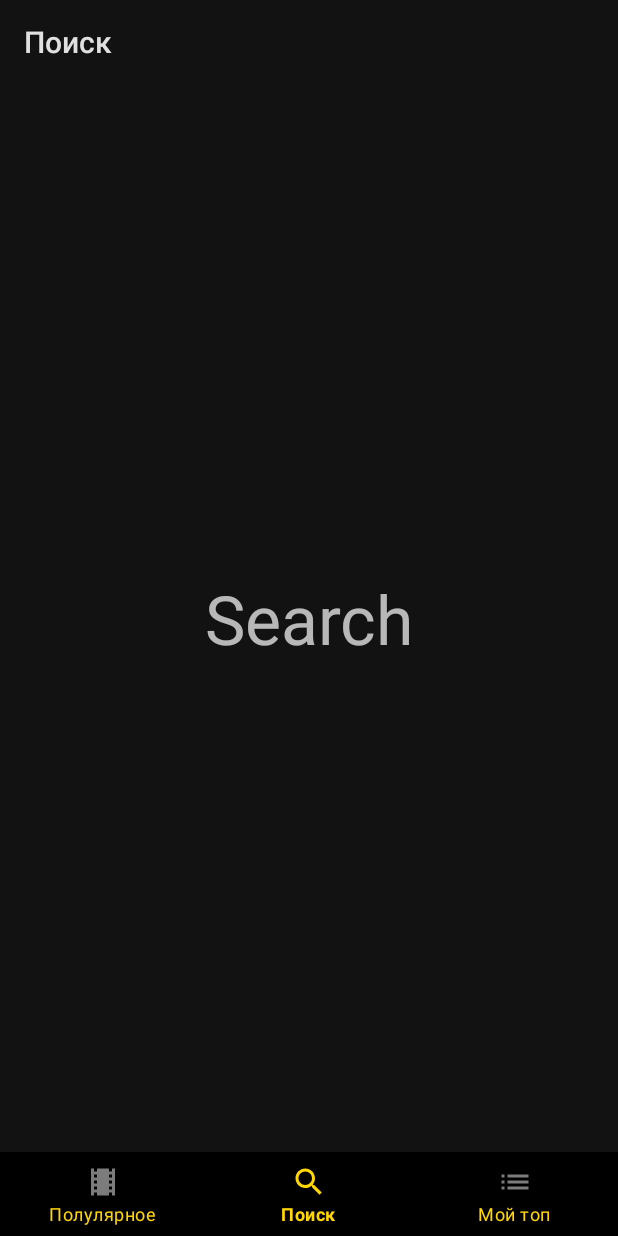
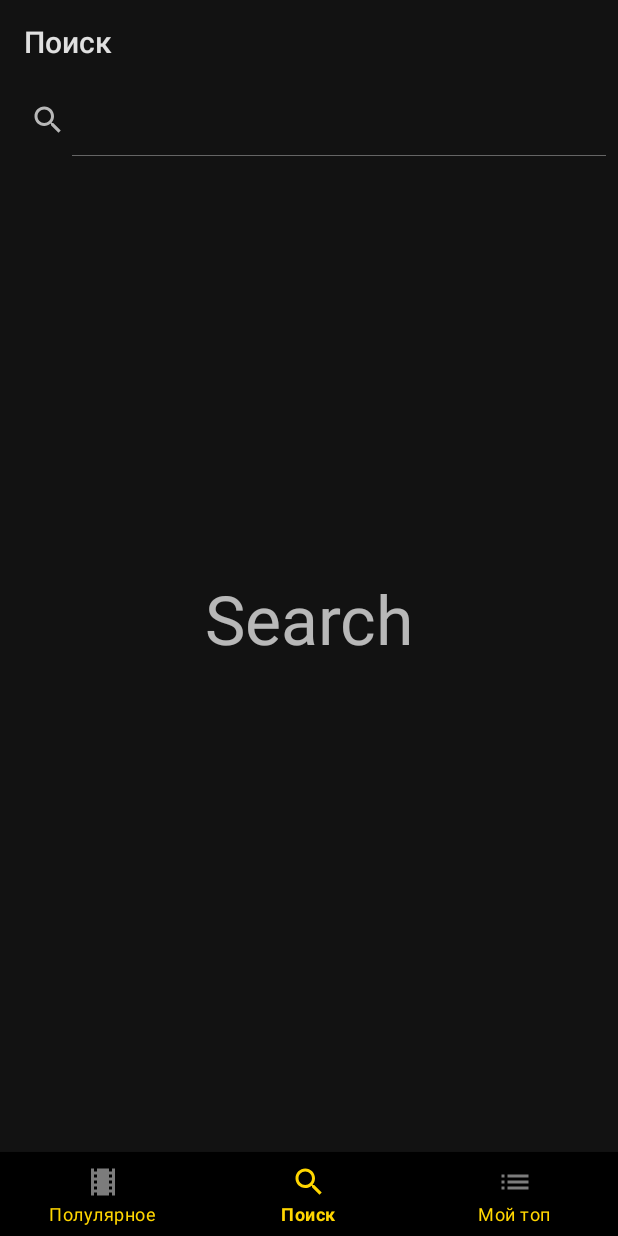
Before and after one commit to antonfcss/YML, an Android app: the SearchFragment screen opened through its navigation route, on a phone screen of 412 x 824 dp. Run offline under Robolectric (Android 15) with nearby library versions, the light colour scheme and no system bars; our stand-ins replace Dagger/Hilt's generated code, Picasso, navigation-ui; pictures from the network do not load.

Commit message:
CLEANING CODE

```diff
--- a/app/src/main/java/com/example/yml/data/popular/Doc.kt
+++ b/app/src/main/java/com/example/yml/data/popular/Doc.kt
@@ -1,12 +1,14 @@
 package com.example.yml.data.popular
 
+import com.google.gson.annotations.SerializedName
+
 data class Doc(
-    val alternativeName: String,
     val description: String,
     val id: Int,
     val movieLength: Int,
     val name: String,
-    val poster: Poster,
+    @SerializedName("poster")
+    val posterApiModel: PosterApiModel,
     val rating: Rating,
     val year: Int
 )
--- a/app/src/main/java/com/example/yml/data/popular/PopularRepository.kt
+++ b/app/src/main/java/com/example/yml/data/popular/PopularRepository.kt
@@ -8,7 +8,7 @@ import kotlinx.coroutines.flow.flow
 import javax.inject.Inject
 
 // Репозиторий где мы работаем с описанымми запросами из RetrofitApi.
-// Чтобы их получить мы провайдем интерфейс RetrofitApi с помощью @Inject constructor.
+// Чтобы их получить мы провайдем интерфейс PopularApi с помощью @Inject constructor.
 // Благодаря этому у нас видны все методы интерфейса. Flow класс Coroutines, который описывает поток
 // emit то что мы прокидываем в Flow
 class PopularRepository @Inject constructor(
@@ -26,7 +26,7 @@ class PopularRepository @Inject constructor(
                         it.year,
                         it.rating.imdb,
                         it.rating.kp,
-                        getImageFromRemote(it.poster.url)
+                        getImageFromRemote(it.posterApiModel.url)
                     )
                 )
             }
--- a/app/src/main/java/com/example/yml/data/popular/Poster.kt
+++ b/app/src/main/java/com/example/yml/data/popular/PosterApiModel.kt
@@ -1,5 +1,5 @@
 package com.example.yml.data.popular
 
-data class Poster(
+data class PosterApiModel(
     val url: String
 )
--- a/app/src/main/res/layout/fragment_about_movie.xml
+++ b/app/src/main/res/layout/fragment_about_movie.xml
@@ -25,7 +25,7 @@
         android:layout_width="wrap_content"
         android:layout_height="wrap_content"
         android:layout_marginTop="10dp"
-        android:textAppearance="@style/TextAppearance.MaterialComponents.Headline4"
+        android:textAppearance="@style/TextAppearance.MaterialComponents.Headline5"
         android:textColor="@color/white"
         app:layout_constrainedWidth="true"
         app:layout_constraintEnd_toEndOf="parent"
--- a/app/src/main/res/layout/fragment_search.xml
+++ b/app/src/main/res/layout/fragment_search.xml
@@ -15,4 +15,13 @@
         app:layout_constraintStart_toStartOf="parent"
         app:layout_constraintTop_toTopOf="parent" />
 
+    <SearchView
+        android:layout_width="0dp"
+        android:layout_height="wrap_content"
+        android:iconifiedByDefault="false"
+        app:layout_constraintEnd_toEndOf="parent"
+        app:layout_constraintStart_toStartOf="parent"
+        app:layout_constraintTop_toTopOf="parent"
+        app:showAsAction="always" />
+
 </androidx.constraintlayout.widget.ConstraintLayout>
--- a/app/src/main/res/values-night/themes.xml
+++ /dev/null
@@ -1,16 +0,0 @@
-<resources xmlns:tools="http://schemas.android.com/tools">
-    <!-- Base application theme. -->
-    <style name="Theme.YML" parent="Theme.MaterialComponents.DayNight.DarkActionBar">
-        <!-- Primary brand color. -->
-        <item name="colorPrimary">@color/purple_200</item>
-        <item name="colorPrimaryVariant">@color/purple_700</item>
-        <item name="colorOnPrimary">@color/black</item>
-        <!-- Secondary brand color. -->
-        <item name="colorSecondary">@color/teal_200</item>
-        <item name="colorSecondaryVariant">@color/teal_200</item>
-        <item name="colorOnSecondary">@color/black</item>
-        <!-- Status bar color. -->
-        <item name="android:statusBarColor" tools:targetApi="l">?attr/colorPrimaryVariant</item>
-        <!-- Customize your theme here. -->
-    </style>
-</resources>
--- a/app/src/main/res/values/themes.xml
+++ b/app/src/main/res/values/themes.xml
@@ -10,7 +10,7 @@
         <item name="colorSecondaryVariant">@color/teal_700</item>
         <item name="colorOnSecondary">@color/black</item>
         <!-- Status bar color. -->
-        <item name="android:statusBarColor" tools:targetApi="l">?attr/colorPrimaryVariant</item>
+        <item name="android:statusBarColor" >?attr/colorPrimaryVariant</item>
         <!-- Customize your theme here. -->
     </style>
 </resources>
```
Also changed, not shown: app/src/main/java/com/example/yml/presentation/features/about/AboutMovieFragment.kt (+1 -11 lines).
